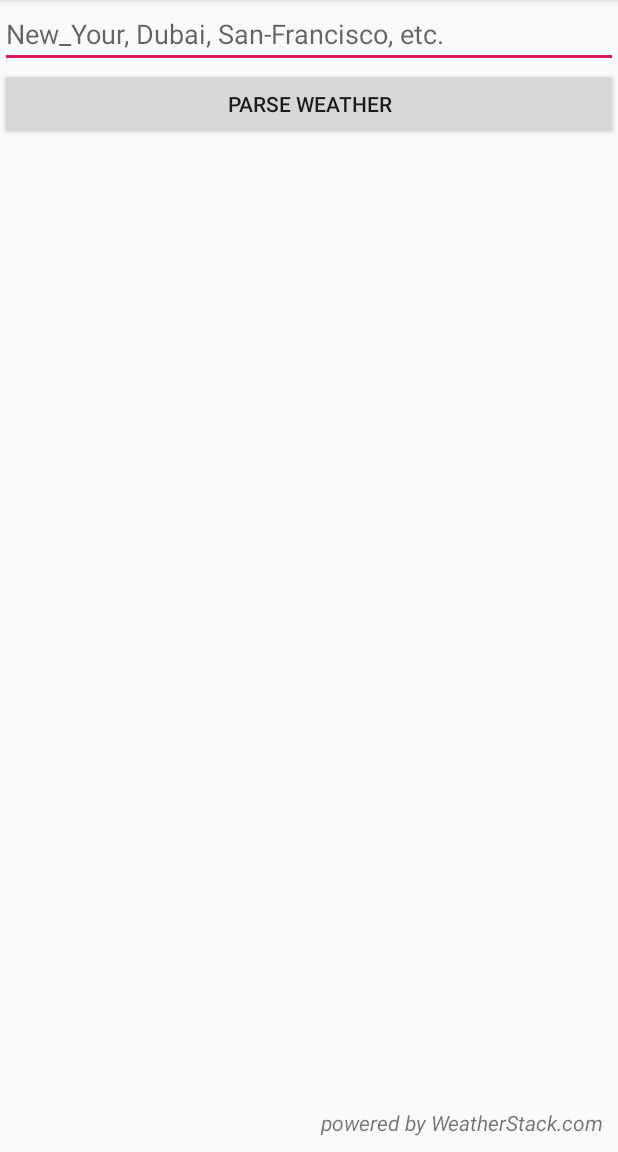
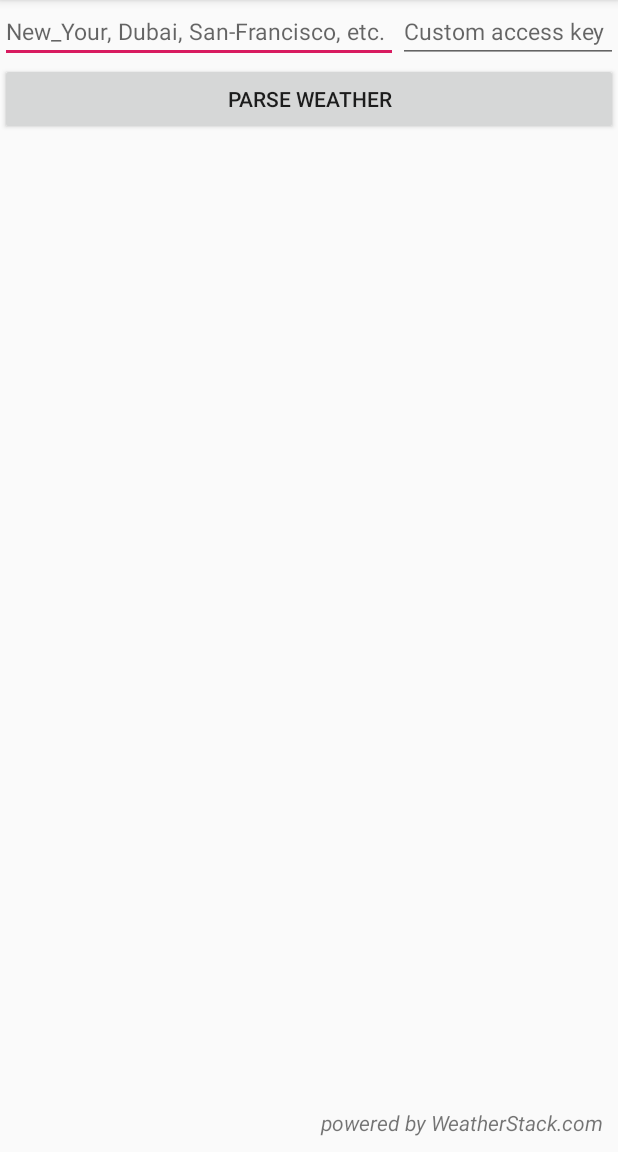
Before and after one commit to Netlighter/WeatherAPI, an Android app: the screen it shows after launch (MainActivity), on a phone screen of 412 x 824 dp, the part 84-1236 px from its top. Run offline under Robolectric (Android 15) with nearby library versions, the phone set to English and light mode, and no system bars.

Commit message:
Added the ability to change the access key

```diff
--- a/app/src/main/java/com/example/weatherapi/MainActivity.java
+++ b/app/src/main/java/com/example/weatherapi/MainActivity.java
@@ -28,6 +28,7 @@ public class MainActivity extends AppCompatActivity {
     Button btn;
     TextView tv;
     EditText et;
+    EditText ak;
     String access_key = "7053bcab08266f2416c00442e68c7985";
     @Override
     protected void onCreate(Bundle savedInstanceState) {
@@ -37,6 +38,7 @@ public class MainActivity extends AppCompatActivity {
         btn = findViewById(R.id.button);
         tv = findViewById(R.id.textView);
         et = findViewById(R.id.city);
+        ak = findViewById(R.id.key);
         btn.setOnClickListener(new View.OnClickListener() {
             @Override
             public void onClick(View v) {
@@ -46,7 +48,7 @@ public class MainActivity extends AppCompatActivity {
                             "whoops... Enter city, please!",
                             Toast.LENGTH_LONG).show();
                 Download dl = new Download();
-                dl.execute(et.getText().toString());
+                dl.execute(et.getText().toString(), ak.getText().toString());
                 }
         });
     }
@@ -60,6 +62,8 @@ public class MainActivity extends AppCompatActivity {
         @Override
         protected String doInBackground(String... cities) {
             String city = cities[0];
+            if(!cities[1].isEmpty()) access_key = cities[1];
+            else access_key = "7053bcab08266f2416c00442e68c7985";
             try {
                 URL url = new URL(
                         "http://api.weatherstack.com/current?" +
--- a/app/src/main/res/layout/activity_main.xml
+++ b/app/src/main/res/layout/activity_main.xml
@@ -7,11 +7,29 @@
     android:orientation="vertical"
     tools:context=".MainActivity">
 
-    <EditText
-        android:id="@+id/city"
+    <LinearLayout
         android:layout_width="match_parent"
         android:layout_height="wrap_content"
-        android:hint="New_Your, Dubai, San-Francisco, etc."/>
+        android:orientation="horizontal">
+
+        <EditText
+            android:id="@+id/city"
+            android:layout_width="wrap_content"
+            android:layout_weight="0.5"
+            android:layout_height="wrap_content"
+            android:hint="New_Your, Dubai, San-Francisco, etc."
+            android:textSize="15sp"/>
+        <EditText
+            android:id="@+id/key"
+            android:layout_width="wrap_content"
+            android:layout_height="wrap_content"
+            android:layout_weight="0.5"
+            android:hint="Custom access key"
+            android:layout_gravity="right"
+            android:textSize="15sp"/>
+
+
+    </LinearLayout>
     <Button
         android:id="@+id/button"
         android:layout_width="match_parent"
@@ -45,7 +63,7 @@
         android:layout_width="match_parent"
         android:layout_height="wrap_content"
         android:text="powered by WeatherStack.com"
-        android:gravity="right"
+        android:gravity="end"
         android:layout_gravity="bottom"
         android:textStyle="italic"
         android:layout_marginRight="10dp"
```
